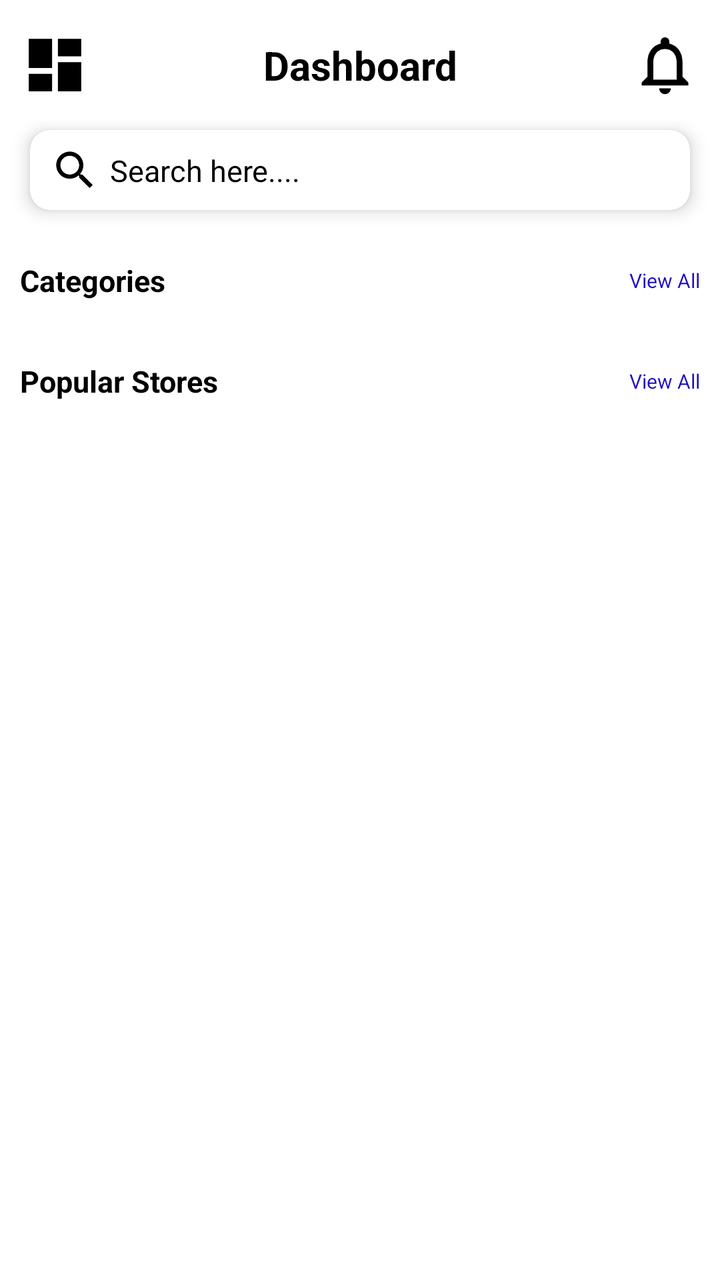
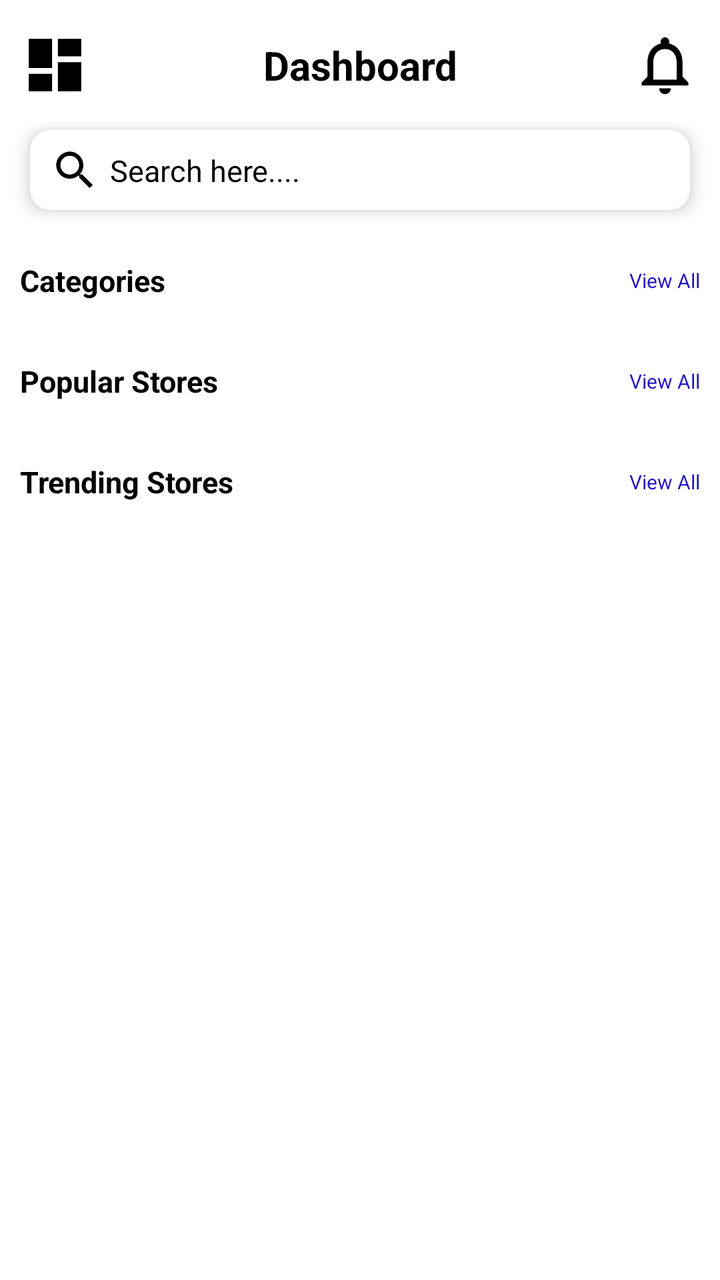

The first picture is an Android layout as it rendered before a commit; the second is the same layout after the commit. The layout source and the unified diff follow.
<!-- AndroidManifest.xml: application theme Theme.PerkHub -->
<!-- res/layout/fragment_home_screen.xml -->
<?xml version="1.0" encoding="utf-8"?>
<LinearLayout xmlns:android="http://schemas.android.com/apk/res/android"
    xmlns:app="http://schemas.android.com/apk/res-auto"
    xmlns:tools="http://schemas.android.com/tools"
    android:layout_width="match_parent"
    android:layout_height="match_parent"
    android:background="@color/white"
    android:orientation="vertical"
    tools:context=".Screens.Home.HomeScreenFragment">


    <LinearLayout
        android:layout_width="match_parent"
        android:layout_height="wrap_content"
        android:layout_marginTop="@dimen/dp5"
        android:orientation="horizontal"
        android:padding="@dimen/dp10">

        <ImageView
            android:layout_width="@dimen/dp35"
            android:layout_height="@dimen/dp35"
            android:src="@drawable/dashboard_icon" />

        <TextView
            android:layout_width="match_parent"
            android:layout_height="match_parent"
            android:layout_weight="1"
            android:gravity="center"
            android:text="Dashboard"
            android:textColor="@color/black"
            android:textSize="@dimen/sp20"
            android:textStyle="bold" />

        <ImageView
            android:layout_width="@dimen/dp35"
            android:layout_height="@dimen/dp35"
            android:src="@drawable/notifications" />
    </LinearLayout>


    <androidx.core.widget.NestedScrollView
        android:layout_width="match_parent"
        android:layout_height="match_parent">

        <LinearLayout
            android:layout_width="match_parent"
            android:layout_height="match_parent"
            android:background="@color/white"
            android:orientation="vertical">

            <androidx.cardview.widget.CardView
                android:layout_width="match_parent"
                android:layout_height="@dimen/dp40"
                android:layout_marginStart="@dimen/dp15"
                android:layout_marginTop="@dimen/dp5"
                android:layout_marginEnd="@dimen/dp15"
                android:layout_marginBottom="@dimen/dp5"
                app:cardCornerRadius="@dimen/dp10"
                app:cardElevation="@dimen/dp5">

                <LinearLayout
                    android:layout_width="match_parent"
                    android:layout_height="match_parent"
                    android:orientation="horizontal"
                    android:padding="@dimen/dp10">

                    <ImageView
                        android:layout_width="@dimen/dp25"
                        android:layout_height="@dimen/dp25"
                        android:layout_gravity="center_vertical"
                        android:src="@drawable/search" />

                    <TextView
                        android:layout_width="match_parent"
                        android:layout_height="match_parent"
                        android:layout_marginStart="@dimen/dp5"
                        android:text="Search here...."
                        android:textColor="@color/black"
                        android:textSize="@dimen/sp15" />
                </LinearLayout>

            </androidx.cardview.widget.CardView>

            
            <LinearLayout
                android:layout_width="match_parent"
                android:layout_height="wrap_content"
                android:layout_marginTop="@dimen/dp10"
                android:orientation="vertical">

                <LinearLayout
                    android:layout_width="match_parent"
                    android:layout_height="wrap_content"
                    android:orientation="horizontal"
                    android:padding="@dimen/dp10">

                    <TextView
                        android:id="@+id/title"
                        android:layout_width="match_parent"
                        android:layout_height="match_parent"
                        android:layout_weight="1"
                        android:text="Categories"
                        android:textAlignment="textStart"
                        android:textColor="@color/black"
                        android:textSize="@dimen/sp15"
                        android:textStyle="bold" />

                    <TextView
                        android:layout_width="match_parent"
                        android:layout_height="match_parent"
                        android:layout_weight="1"
                        android:gravity="center_vertical|end"
                        android:text="View All"
                        android:textColor="@color/blue"
                        android:textSize="@dimen/sp10" />
                </LinearLayout>

                <androidx.recyclerview.widget.RecyclerView
                    android:id="@+id/categories"
                    android:layout_width="match_parent"
                    android:layout_height="wrap_content"/>
            </LinearLayout>

            
            <LinearLayout
                android:layout_width="match_parent"
                android:layout_height="wrap_content"
                android:layout_marginTop="@dimen/dp10"
                android:orientation="vertical">

                <LinearLayout
                    android:layout_width="match_parent"
                    android:layout_height="wrap_content"
                    android:orientation="horizontal"
                    android:padding="@dimen/dp10">

                    <TextView
                        android:id="@+id/title1"
                        android:layout_width="match_parent"
                        android:layout_height="match_parent"
                        android:layout_weight="1"
                        android:text="Popular Stores"
                        android:textAlignment="textStart"
                        android:textColor="@color/black"
                        android:textSize="@dimen/sp15"
                        android:textStyle="bold" />

                    <TextView
                        android:id="@+id/allPopular"
                        android:layout_width="match_parent"
                        android:layout_height="match_parent"
                        android:layout_weight="1"
                        android:gravity="center_vertical|end"
                        android:text="View All"
                        android:textColor="@color/blue"
                        android:textSize="@dimen/sp10" />
                </LinearLayout>

                <androidx.recyclerview.widget.RecyclerView
                    android:id="@+id/popularstore"
                    android:layout_width="match_parent"
                    android:layout_height="wrap_content"/>
            </LinearLayout>


        </LinearLayout>
    </androidx.core.widget.NestedScrollView>

</LinearLayout>
<!-- resources referenced by this layout -->
<resources>
  <color name="black">#FF000000</color>
  <color name="blue">#1F10C3</color>
  <color name="white">#FFFFFFFF</color>
  <dimen name="dp10">10dp</dimen>
  <dimen name="dp15">15dp</dimen>
  <dimen name="dp25">25dp</dimen>
  <dimen name="dp35">35dp</dimen>
  <dimen name="dp40">40dp</dimen>
  <dimen name="dp5">5dp</dimen>
  <dimen name="sp10">10sp</dimen>
  <dimen name="sp15">15sp</dimen>
  <dimen name="sp20">20sp</dimen>
  <!-- drawable dashboard_icon (drawable) -->
  <vector xmlns:android="http://schemas.android.com/apk/res/android" android:height="24dp" android:tint="#000000" android:viewportHeight="24" android:viewportWidth="24" android:width="24dp">
        
      <path android:fillColor="@android:color/white" android:pathData="M3,13h8L11,3L3,3v10zM3,21h8v-6L3,15v6zM13,21h8L21,11h-8v10zM13,3v6h8L21,3h-8z"/>
      
  </vector>
  <!-- drawable notifications (drawable) -->
  <vector xmlns:android="http://schemas.android.com/apk/res/android" android:height="24dp" android:tint="#000000" android:viewportHeight="24" android:viewportWidth="24" android:width="24dp">
        
      <path android:fillColor="@android:color/white" android:pathData="M12,22c1.1,0 2,-0.9 2,-2h-4c0,1.1 0.9,2 2,2zM18,16v-5c0,-3.07 -1.63,-5.64 -4.5,-6.32L13.5,4c0,-0.83 -0.67,-1.5 -1.5,-1.5s-1.5,0.67 -1.5,1.5v0.68C7.64,5.36 6,7.92 6,11v5l-2,2v1h16v-1l-2,-2zM16,17L8,17v-6c0,-2.48 1.51,-4.5 4,-4.5s4,2.02 4,4.5v6z"/>
      
  </vector>
  <!-- drawable search (drawable) -->
  <vector xmlns:android="http://schemas.android.com/apk/res/android" android:height="24dp" android:tint="#000000" android:viewportHeight="24" android:viewportWidth="24" android:width="24dp">
        
      <path android:fillColor="@android:color/white" android:pathData="M15.5,14h-0.79l-0.28,-0.27C15.41,12.59 16,11.11 16,9.5 16,5.91 13.09,3 9.5,3S3,5.91 3,9.5 5.91,16 9.5,16c1.61,0 3.09,-0.59 4.23,-1.57l0.27,0.28v0.79l5,4.99L20.49,19l-4.99,-5zM9.5,14C7.01,14 5,11.99 5,9.5S7.01,5 9.5,5 14,7.01 14,9.5 11.99,14 9.5,14z"/>
      
  </vector>
  <style name="Theme.PerkHub" parent="Base.Theme.PerkHub" />
  <style name="Base.Theme.PerkHub" parent="Theme.AppCompat.Light.NoActionBar">
          
          
          <item name="android:statusBarColor">@android:color/white</item> 
          <item name="android:windowLightStatusBar">true</item> 
      </style>
</resources>

<!-- the commit's change to res/layout/fragment_home_screen.xml (unified diff, before → after) -->
@@ -162,6 +162,47 @@
                     android:layout_height="wrap_content"/>
             </LinearLayout>
 
+            
+            <LinearLayout
+                android:layout_width="match_parent"
+                android:layout_height="wrap_content"
+                android:layout_marginTop="@dimen/dp10"
+                android:orientation="vertical">
+
+                <LinearLayout
+                    android:layout_width="match_parent"
+                    android:layout_height="wrap_content"
+                    android:orientation="horizontal"
+                    android:padding="@dimen/dp10">
+
+                    <TextView
+                        android:id="@+id/title2"
+                        android:layout_width="match_parent"
+                        android:layout_height="match_parent"
+                        android:layout_weight="1"
+                        android:text="Trending Stores"
+                        android:textAlignment="textStart"
+                        android:textColor="@color/black"
+                        android:textSize="@dimen/sp15"
+                        android:textStyle="bold" />
+
+                    <TextView
+                        android:id="@+id/allTrending"
+                        android:layout_width="match_parent"
+                        android:layout_height="match_parent"
+                        android:layout_weight="1"
+                        android:gravity="center_vertical|end"
+                        android:text="View All"
+                        android:textColor="@color/blue"
+                        android:textSize="@dimen/sp10" />
+                </LinearLayout>
+
+                <androidx.recyclerview.widget.RecyclerView
+                    android:id="@+id/trendingstore"
+                    android:layout_width="match_parent"
+                    android:layout_height="wrap_content"/>
+            </LinearLayout>
+
 
         </LinearLayout>
     </androidx.core.widget.NestedScrollView>
